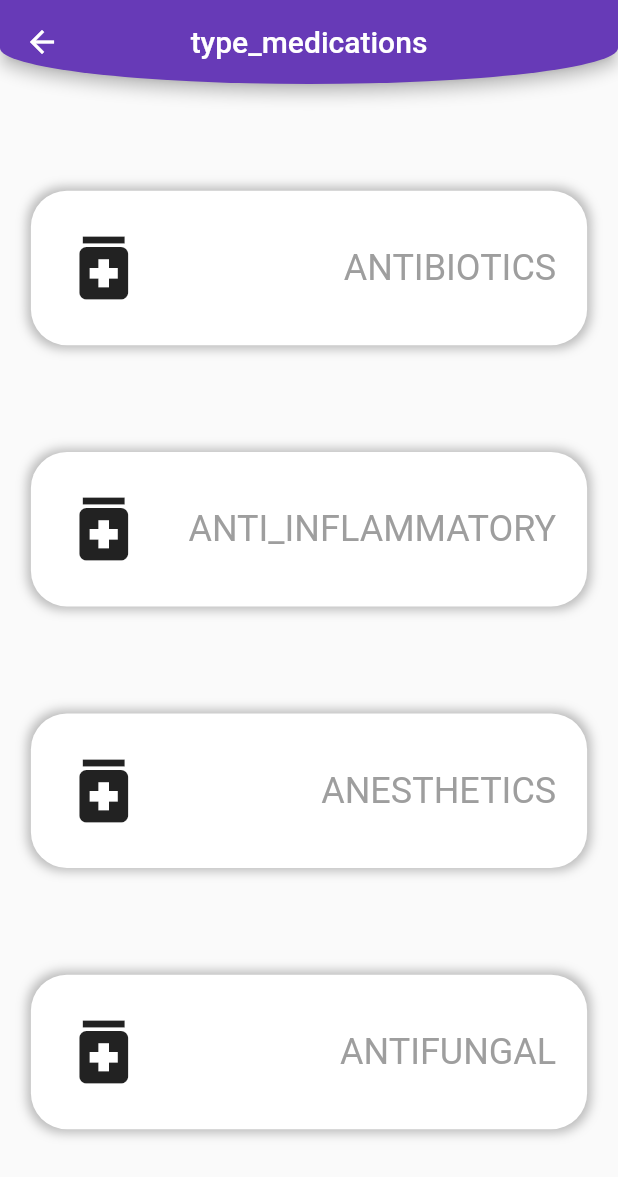
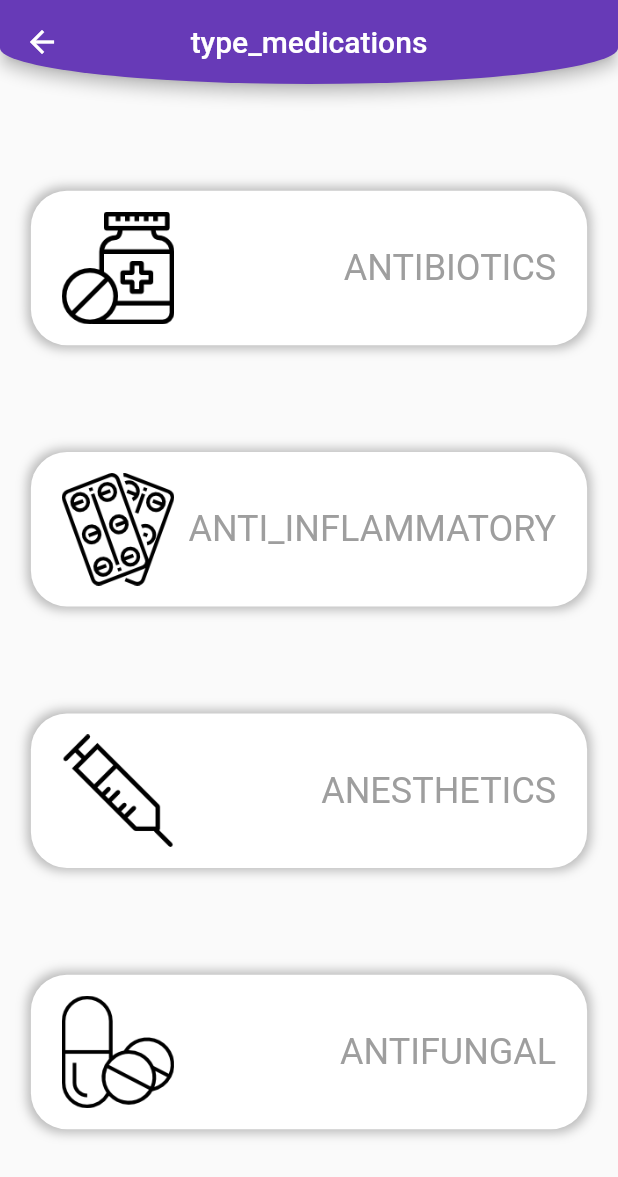
Before and after one commit to anselmoparente/Farmacoped, a Flutter app: the TypeMedicationPage screen opened directly, on a phone screen of 412 x 824 dp. Shown: the top 1177 px of the screen. Run offline on Flutter 3.47's test engine with Material 2 defaults, Android fonts, the light colour scheme and no system bars; our stand-ins replace cloud_firestore, firebase_core, get, smooth_page_indicator; accounts and stored records are empty.

Commit message:
Update design for type medication page

```diff
--- a/lib/ui/type_medication_page/type_medication_page.dart
+++ b/lib/ui/type_medication_page/type_medication_page.dart
@@ -29,7 +29,7 @@ class TypeMedicationPage extends GetView<MainController> {
           children: [
             TypeMedication(
               title: 'antibiotics'.tr,
-              image: '',
+              image: 'assets/images/antibiotic_icon.png',
               onTap: () {
                 List<MedicationModel> typeMedications = [];
                 for (int i = 0; i < controller.medications.length; i++) {
@@ -42,7 +42,7 @@ class TypeMedicationPage extends GetView<MainController> {
             ),
             TypeMedication(
               title: 'anti_inflammatory'.tr,
-              image: '',
+              image: 'assets/images/anti_inflamatory_icon.png',
               onTap: () {
                 List<MedicationModel> typeMedications = [];
                 for (int i = 0; i < controller.medications.length; i++) {
@@ -55,7 +55,7 @@ class TypeMedicationPage extends GetView<MainController> {
             ),
             TypeMedication(
               title: 'anesthetics'.tr,
-              image: '',
+              image: 'assets/images/anestesy_icon.png',
               onTap: () {
                 List<MedicationModel> typeMedications = [];
                 for (int i = 0; i < controller.medications.length; i++) {
@@ -68,7 +68,7 @@ class TypeMedicationPage extends GetView<MainController> {
             ),
             TypeMedication(
               title: 'antifungal'.tr,
-              image: '',
+              image: 'assets/images/antifungic_icon.png',
               onTap: () {
                 List<MedicationModel> typeMedications = [];
                 for (int i = 0; i < controller.medications.length; i++) {
--- a/lib/ui/type_medication_page/widgets/type_medication.dart
+++ b/lib/ui/type_medication_page/widgets/type_medication.dart
@@ -40,7 +40,7 @@ class TypeMedication extends StatelessWidget {
             children: [
               Padding(
                 padding: EdgeInsets.only(left: Get.width * 0.05),
-                child: const Icon(Icons.medication, size: 56),
+                child: Image.asset(image, width: 75, height: 75),
               ),
               Padding(
                 padding: EdgeInsets.only(right: Get.width * 0.05),
```
Also changed, not shown: assets/images/anestesy_icon.png (added), assets/images/anti_inflamatory_icon.png (added), assets/images/antibiotic_icon.png (added), assets/images/antifungic_icon.png (added), assets/images/icon_launcher.png (added).
